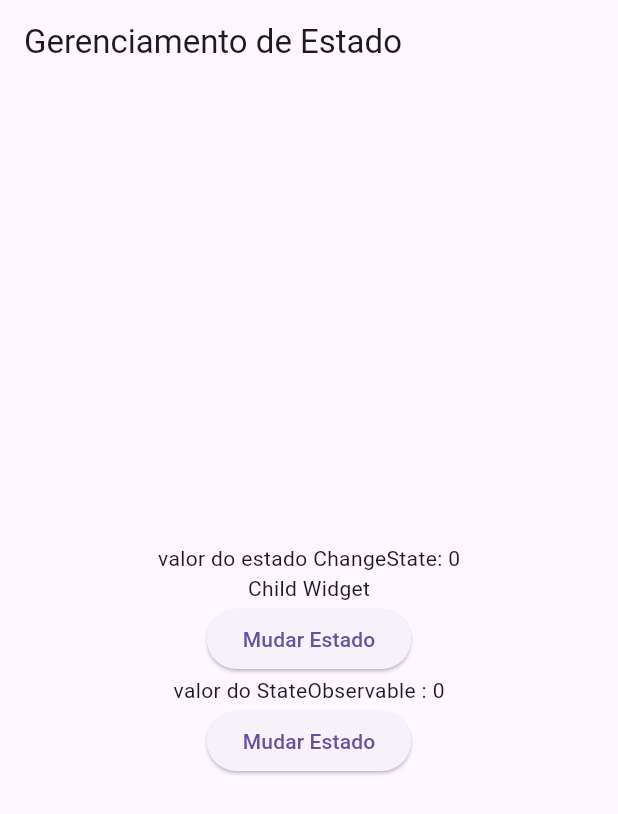
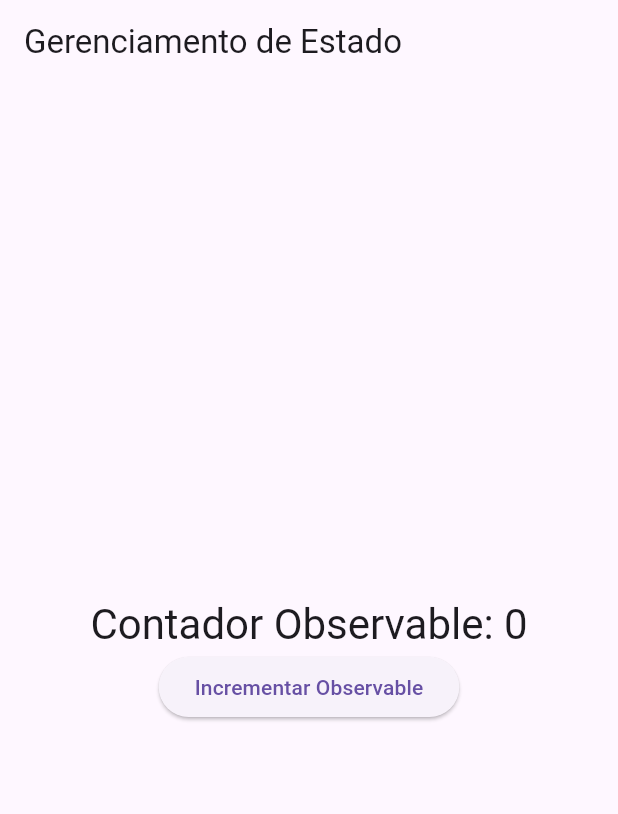
Before and after one commit to Miguel-Galli/flutter_avancado, a Flutter app: the screen it shows after launch, on a phone screen of 412 x 824 dp. Shown: the top 814 px of the screen. Run offline on Flutter 3.47's test engine with Material 3 defaults, Android fonts, the phone set to English and light mode, and no system bars.

Commit message:
Melhora builders

```diff
--- /dev/null
+++ b/lib/builders/observable_state_builder.dart
@@ -0,0 +1,63 @@
+import 'package:flutter/material.dart';
+import 'package:flutter_avancado/controllers/state_observable.dart';
+
+class ObservableStateBuilder<T> extends StatefulWidget {
+  final StateObservable stateObservable;
+  final Widget Function(BuildContext context, T state, Widget? child) builder;
+  final bool Function(T oldState, T newState)? buildWhen;
+  final void Function(BuildContext context, T state)? listener;
+  final Widget? child;
+
+  const ObservableStateBuilder({
+    super.key,
+    required this.stateObservable,
+    required this.builder,
+    this.child,
+    this.buildWhen,
+    this.listener,
+  });
+
+  @override
+  State<ObservableStateBuilder<T>> createState() =>
+      _ObservableStateBuilderState<T>();
+}
+
+class _ObservableStateBuilderState<T> extends State<ObservableStateBuilder<T>> {
+  late T state;
+
+  @override
+  void initState() {
+    widget.stateObservable.addListener(callback);
+    state = widget.stateObservable.state;
+    super.initState();
+  }
+
+  void callback() {
+    if (shouldRebuild()) {
+      state = widget.stateObservable.state;
+      if (widget.listener != null) {
+        widget.listener!(context, state);
+      }
+      setState(() {});
+    }
+    state = widget.stateObservable.state;
+  }
+
+  @override
+  Widget build(BuildContext context) {
+    return widget.builder(context, state, widget.child);
+  }
+
+  bool shouldRebuild() {
+    if (widget.buildWhen != null) {
+      return widget.buildWhen!(state, widget.stateObservable.state);
+    }
+    return true;
+  }
+
+  @override
+  void dispose() {
+    widget.stateObservable.removeListener(callback);
+    super.dispose();
+  }
+}
--- a/lib/main.dart
+++ b/lib/main.dart
@@ -1,7 +1,8 @@
 import 'package:flutter/material.dart';
-import 'package:flutter_avancado/builders/change_state_builder.dart';
+import 'package:flutter_avancado/builders/observable_state_builder.dart';
 import 'package:flutter_avancado/controllers/state_observable.dart';
 import 'package:flutter_avancado/counter_state.dart';
+import 'dart:math';
 
 void main() {
   runApp(const MyApp());
@@ -33,12 +34,6 @@ class _MyHomePageState extends State<MyHomePage> {
   final counterState = CounterState();
   final observableCounter = StateObservable(0);
 
-  @override
-  void initState() {
-    observableCounter.addListener(callback);
-    super.initState();
-  }
-
   void callback() {
     setState(() {});
   }
@@ -51,41 +46,33 @@ class _MyHomePageState extends State<MyHomePage> {
         child: Column(
           mainAxisAlignment: MainAxisAlignment.center,
           children: [
-            ObservableBuilder(
-              observable: counterState,
-              child: Text("Child Widget"),
-              builder: (BuildContext context, child) {
-                return Column(
-                  children: [
-                    Text('valor do estado ChangeState: ${counterState.counter}'),
-                    child!
-                  ],
+            ObservableStateBuilder(
+              stateObservable: observableCounter,
+              listener: (context, state) {
+                ScaffoldMessenger.of(context).removeCurrentSnackBar();
+                ScaffoldMessenger.of(context).showSnackBar(
+                  SnackBar(content: Text("Valor do counter: $state")),
+                );
+              },
+              buildWhen: (oldState, newState) {
+                return (newState as int) % 2 == 0;
+              },
+              builder: (context, state, child) {
+                return Text(
+                  'Contador Observable: $state',
+                  style: Theme.of(context).textTheme.headlineMedium,
                 );
               },
             ),
             ElevatedButton(
               onPressed: () {
-                counterState.increment();
-              },
-              child: const Text('Mudar Estado'),
-            ),
-
-            Text('valor do StateObservable : ${observableCounter.state}'),
-            ElevatedButton(
-              onPressed: () {
                 observableCounter.state++;
               },
-              child: const Text('Mudar Estado'),
+              child: const Text('Incrementar Observable'),
             ),
           ],
         ),
       ),
     );
   }
-
-  @override
-  void dispose() {
-    observableCounter.removeListener(callback);
-    super.dispose();
-  }
 }
```
